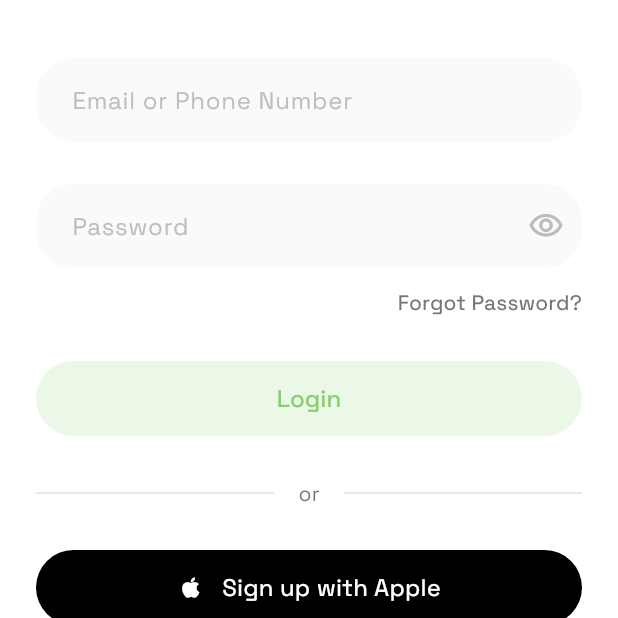
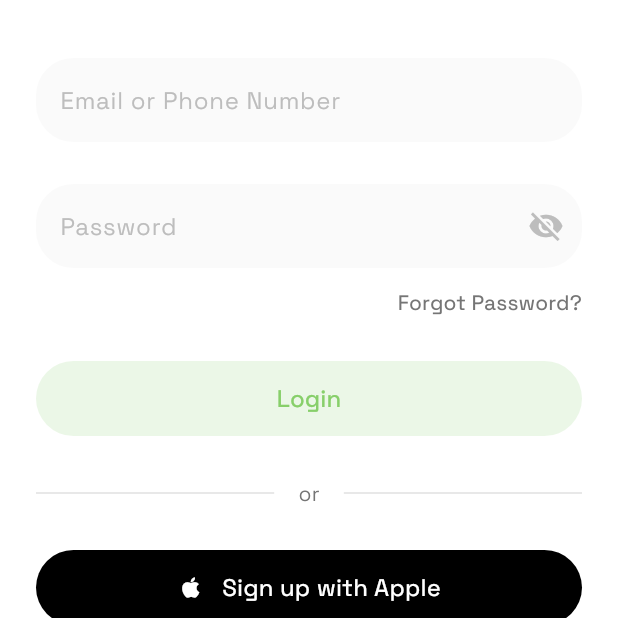
Before and after one commit to Dukeazeta/quickbite2.0, a Flutter app: the screen it shows after launch, on a phone screen of 412 x 824 dp, the part 326-944 px from its top. Run offline on Flutter 3.47's test engine with Material 3 defaults, Android fonts, the light colour scheme and no system bars; our stand-ins replace equatable, flutter_bloc; network calls fail.

Commit message:
modified:   quickbite2_0/lib/features/common/widgets/custom_text_field.dart 	modified:   quickbite2_0/lib/features/dishes/presentation/screens/home_screen.dart

```diff
--- a/quickbite2_0/lib/features/common/widgets/custom_text_field.dart
+++ b/quickbite2_0/lib/features/common/widgets/custom_text_field.dart
@@ -1,6 +1,6 @@
 import 'package:flutter/material.dart';
 
-class CustomTextField extends StatelessWidget {
+class CustomTextField extends StatefulWidget {
   final String hintText;
   final bool isPassword;
   final TextEditingController? controller;
@@ -17,24 +17,36 @@ class CustomTextField extends StatelessWidget {
     this.onChanged,
     this.errorText,
   });
+  @override
+  State<CustomTextField> createState() => _CustomTextFieldState();
+}
+
+class _CustomTextFieldState extends State<CustomTextField> {
+  bool _obscureText = true;
+
+  @override
+  void initState() {
+    super.initState();
+    _obscureText = widget.isPassword;
+  }
 
   @override
   Widget build(BuildContext context) {
     return Container(
       margin: const EdgeInsets.symmetric(vertical: 8),
       child: TextFormField(
-        controller: controller,
-        obscureText: isPassword,
-        keyboardType: keyboardType,
-        onChanged: onChanged,
+        controller: widget.controller,
+        obscureText: widget.isPassword && _obscureText,
+        keyboardType: widget.keyboardType,
+        onChanged: widget.onChanged,
         style: const TextStyle(fontSize: 16),
         decoration: InputDecoration(
-          hintText: hintText,
+          hintText: widget.hintText,
           hintStyle: TextStyle(
             color: Colors.grey[400],
             fontSize: 16,
           ),
-          errorText: errorText,
+          errorText: widget.errorText,
           filled: true,
           fillColor: Colors.grey[50],
           border: OutlineInputBorder(
@@ -49,14 +61,17 @@ class CustomTextField extends StatelessWidget {
             borderRadius: BorderRadius.circular(25),
             borderSide: BorderSide.none,
           ),
-          contentPadding: const EdgeInsets.symmetric(
-            horizontal: 20,
-            vertical: 16,
-          ),
-          suffixIcon: isPassword
-              ? Icon(
-                  Icons.visibility_outlined,
-                  color: Colors.grey[400],
+          suffixIcon: widget.isPassword
+              ? IconButton(
+                  icon: Icon(
+                    _obscureText ? Icons.visibility_off : Icons.visibility,
+                    color: Colors.grey[400],
+                  ),
+                  onPressed: () {
+                    setState(() {
+                      _obscureText = !_obscureText;
+                    });
+                  },
                 )
               : null,
         ),
```
Also changed, not shown: quickbite2_0/lib/features/dishes/presentation/screens/home_screen.dart (+14 -10 lines).
